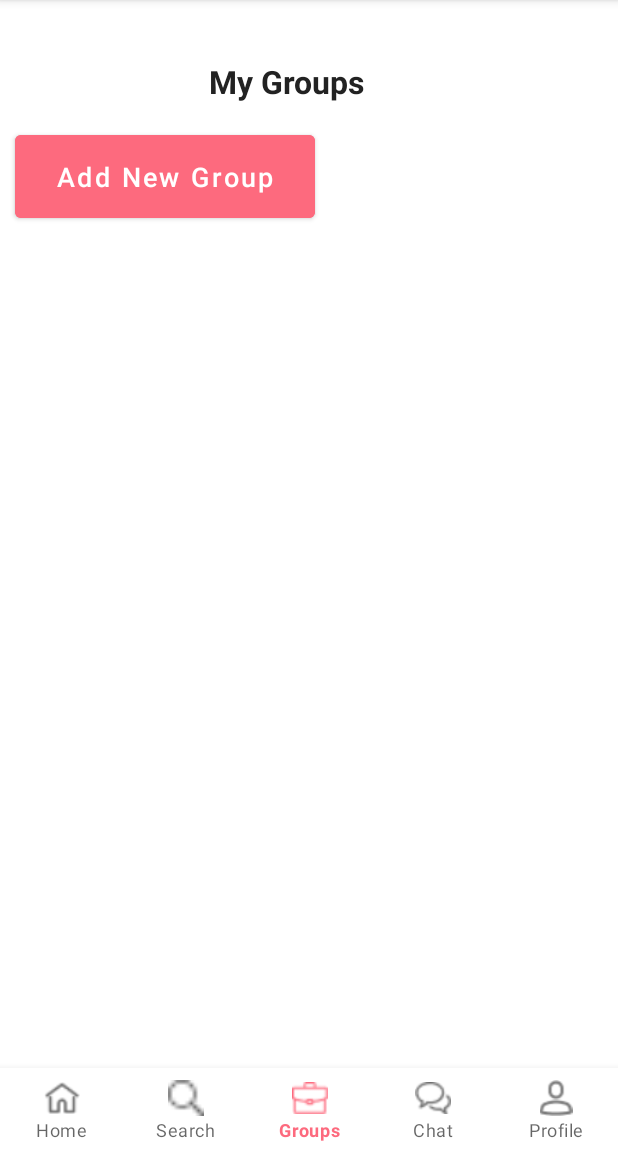
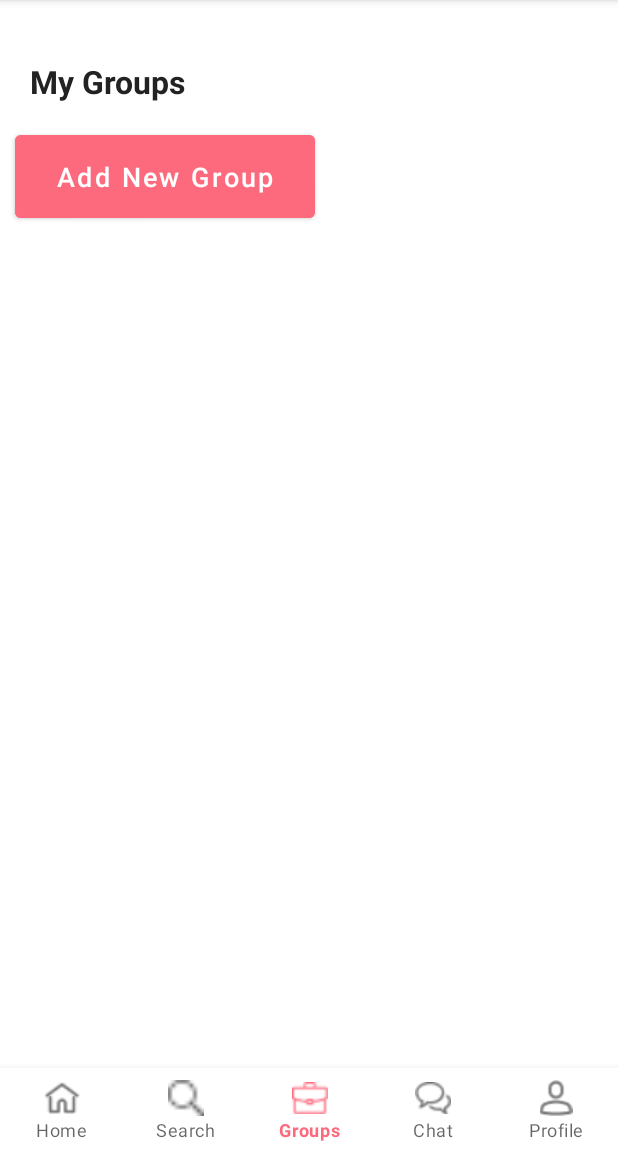
Before and after one commit to ludmylaalmeida/Piggy-App, an Android app: the DashboardActivity screen opened directly, with no data from a screen before it, item 3 of the bottom bar chosen, on a phone screen of 412 x 824 dp, the part 84-1236 px from its top. Run offline under Robolectric (Android 15) with nearby library versions, the phone set to English and light mode, and no system bars; our stand-ins replace Firebase (no records; nobody signed in at launch, a user with empty details on screens opened directly).

Commit message:
Fixed bugs and now users are displaying in the search section

```diff
--- a/PiggyAndroid/app/src/main/java/com/example/piggy_android/DashboardActivity.java
+++ b/PiggyAndroid/app/src/main/java/com/example/piggy_android/DashboardActivity.java
@@ -25,7 +25,6 @@ public class DashboardActivity extends AppCompatActivity {
     // Firebase Auth
     FirebaseAuth firebaseAuth;
     ActionBar actionBar;
-    TextView usernameTextView;
 
     @Override
     protected void onCreate(Bundle savedInstanceState) {
@@ -39,9 +38,6 @@ public class DashboardActivity extends AppCompatActivity {
 
         // init
         firebaseAuth = FirebaseAuth.getInstance();
-
-        // init view
-        usernameTextView = findViewById(R.id.username);
 
         // bottom navigation
         BottomNavigationView navigationView = findViewById(R.id.bottomNavigation);
@@ -107,7 +103,7 @@ public class DashboardActivity extends AppCompatActivity {
         if (user != null) {
             // user is signed in
             // set username
-            usernameTextView.setText(user.getDisplayName());
+//            usernameTextView.setText(user.getDisplayName());
         } else {
             // user is not signed in, go to main activity
             startActivity(new Intent(DashboardActivity.this, MainActivity.class));
--- a/PiggyAndroid/app/src/main/java/com/example/piggy_android/adapters/AdapterUsers.java
+++ b/PiggyAndroid/app/src/main/java/com/example/piggy_android/adapters/AdapterUsers.java
@@ -65,11 +65,11 @@ public class AdapterUsers extends RecyclerView.Adapter<AdapterUsers.MyHolder> {
         String userImage = userList.get(position).getImage();
         String userFirstName = userList.get(position).getFirstName();
         String userLastName = userList.get(position).getLastName();
-        String userName = userList.get(position).getUsername();
+        String userName = userList.get(position).getUid();
 
         // set data
         holder.nameTextView.setText(userFirstName + " " + userLastName);
-        holder.usernameTextView.setText(userName);
+        holder.usernameTextView.setText("@"+userName);
         try {
             Picasso.get().load(userImage).placeholder(R.drawable.user_circle_profile).into(holder.chatAvatarIv);
         } catch( Exception e) {
--- a/PiggyAndroid/app/src/main/java/com/example/piggy_android/fragments/GroupFragment.java
+++ b/PiggyAndroid/app/src/main/java/com/example/piggy_android/fragments/GroupFragment.java
@@ -1,5 +1,6 @@
 package com.example.piggy_android.fragments;
 
+import android.content.Intent;
 import android.os.Bundle;
 
 import androidx.fragment.app.Fragment;
@@ -7,10 +8,14 @@ import androidx.fragment.app.Fragment;
 import android.view.LayoutInflater;
 import android.view.View;
 import android.view.ViewGroup;
+import android.widget.Button;
 
+import com.example.piggy_android.GroupCreateActivity;
 import com.example.piggy_android.R;
 
 public class GroupFragment extends Fragment {
+
+    Button addNewGroupBtn;
 
     public GroupFragment() {
         // Required empty public constructor
@@ -25,7 +30,22 @@ public class GroupFragment extends Fragment {
     @Override
     public View onCreateView(LayoutInflater inflater, ViewGroup container,
                              Bundle savedInstanceState) {
+        View view = inflater.inflate(R.layout.fragment_group, container, false);
+
+        addNewGroupBtn = view.findViewById(R.id.addNewGroup);
+
+        addNewGroupBtn.setOnClickListener(new View.OnClickListener() {
+            @Override
+            public void onClick(View v) {
+                Intent intent = new Intent(getActivity(), GroupCreateActivity.class);
+                startActivity(intent);
+            }
+        });
         // Inflate the layout for this fragment
-        return inflater.inflate(R.layout.fragment_group, container, false);
+        return view;
+
+
+
+
     }
 }
--- a/PiggyAndroid/app/src/main/java/com/example/piggy_android/fragments/ProfileFragment.java
+++ b/PiggyAndroid/app/src/main/java/com/example/piggy_android/fragments/ProfileFragment.java
@@ -117,7 +117,7 @@ public class ProfileFragment extends Fragment {
 
         // init views
         profilePicture = view.findViewById(R.id.profileImage);
-        ageTextView = view.findViewById(R.id.ageProfileDisplay);
+//        ageTextView = view.findViewById(R.id.ageProfileDisplay);
         genderTextView = view.findViewById(R.id.genderProfileDisplay);
         nameTextView = view.findViewById(R.id.nameProfileDisplay);
         locationTextView = view.findViewById(R.id.locationProfileDisplay);
@@ -133,14 +133,14 @@ public class ProfileFragment extends Fragment {
                 for (DataSnapshot ds: snapshot.getChildren()) {
                     String firstName = ""+ ds.child("firstName").getValue();
                     String lastName = ""+ ds.child("lastName").getValue();
-                    String age = ""+ ds.child("age").getValue();
+//                    String age = ""+ ds.child("age").getValue();
                     String gender = ""+ ds.child("gender").getValue();
                     String location = ""+ ds.child("location").getValue();
                     String image = ""+ ds.child("profileImage").getValue();
 
                     // set data
                     nameTextView.setText(firstName + " " +lastName);
-                    ageTextView.setText(age);
+//                    ageTextView.setText(age);
                     genderTextView.setText(gender);
                     locationTextView.setText(location);
                     try {
--- a/PiggyAndroid/app/src/main/res/layout/activity_dashboard.xml
+++ b/PiggyAndroid/app/src/main/res/layout/activity_dashboard.xml
@@ -5,19 +5,6 @@
     android:layout_width="match_parent"
     android:layout_height="match_parent"
     tools:context=".DashboardActivity">
-
-    <TextView
-        android:id="@+id/username"
-        android:layout_width="wrap_content"
-        android:layout_height="wrap_content"
-        android:layout_marginStart="50dp"
-        android:layout_marginEnd="50dp"
-        android:layout_marginTop="40dp"
-        android:text="Profile"
-        android:textColor="@color/black"
-        android:textSize="16dp"
-        android:textStyle="bold"
-        android:textAlignment="center"/>
 
     <FrameLayout
         android:id="@+id/container"
--- a/PiggyAndroid/app/src/main/res/layout/fragment_group.xml
+++ b/PiggyAndroid/app/src/main/res/layout/fragment_group.xml
@@ -15,11 +15,10 @@
         android:text="My Groups"
         android:textSize="21dp"
         android:textColor="@color/black"
-        android:textStyle="bold"
-        android:textAlignment="center"/>
+        android:textStyle="bold" />
 
     <com.google.android.material.button.MaterialButton
-        android:id="@+id/loginBtn"
+        android:id="@+id/addNewGroup"
         android:layout_width="200dp"
         android:layout_height="wrap_content"
         android:text="Add New Group"
--- a/PiggyAndroid/app/src/main/res/layout/row_users.xml
+++ b/PiggyAndroid/app/src/main/res/layout/row_users.xml
@@ -26,6 +26,7 @@
                 android:layout_width="match_parent"
                 android:layout_height="wrap_content"
                 android:textSize="18dp"
+                android:layout_marginTop="10dp"
                 android:text="Person Name"/>
 
             <TextView
```
Also changed, not shown: PiggyAndroid/app/src/main/java/com/example/piggy_android/GroupCreateActivity.java (+1 -8 lines), PiggyAndroid/app/src/main/java/com/example/piggy_android/ProfileActivity.java (added, +78 -0 lines), PiggyAndroid/app/src/main/res/layout/activity_profile.xml (added, +24 -0 lines), PiggyAndroid/app/src/main/res/layout/fragment_profile.xml (+0 -8 lines).
